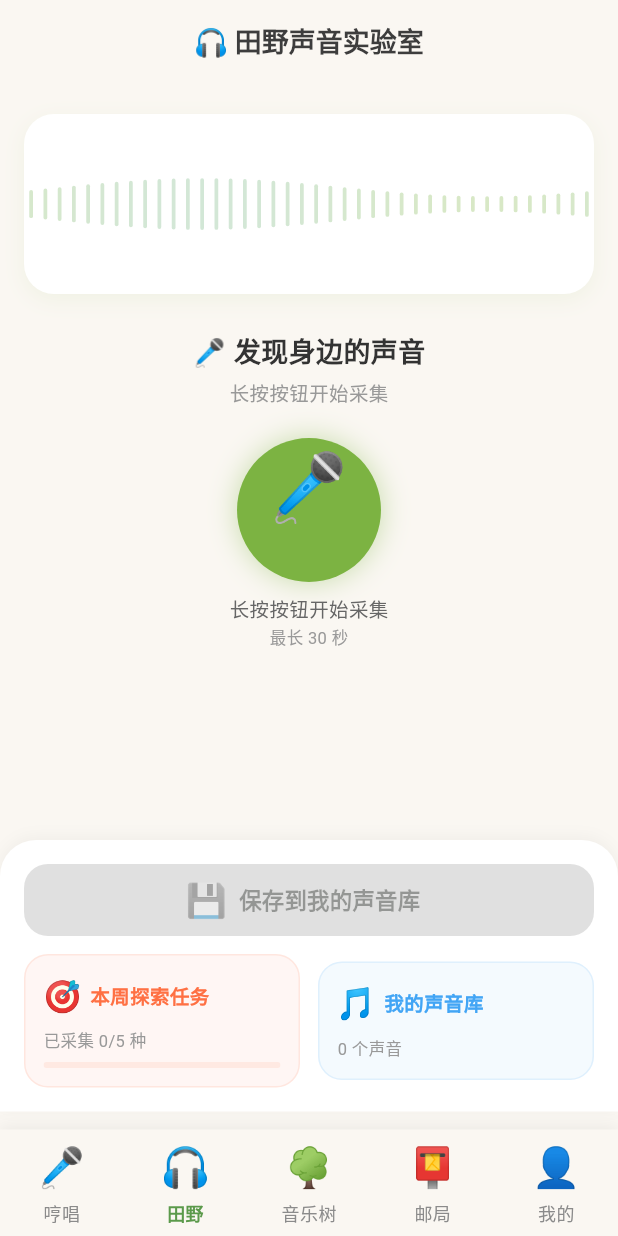
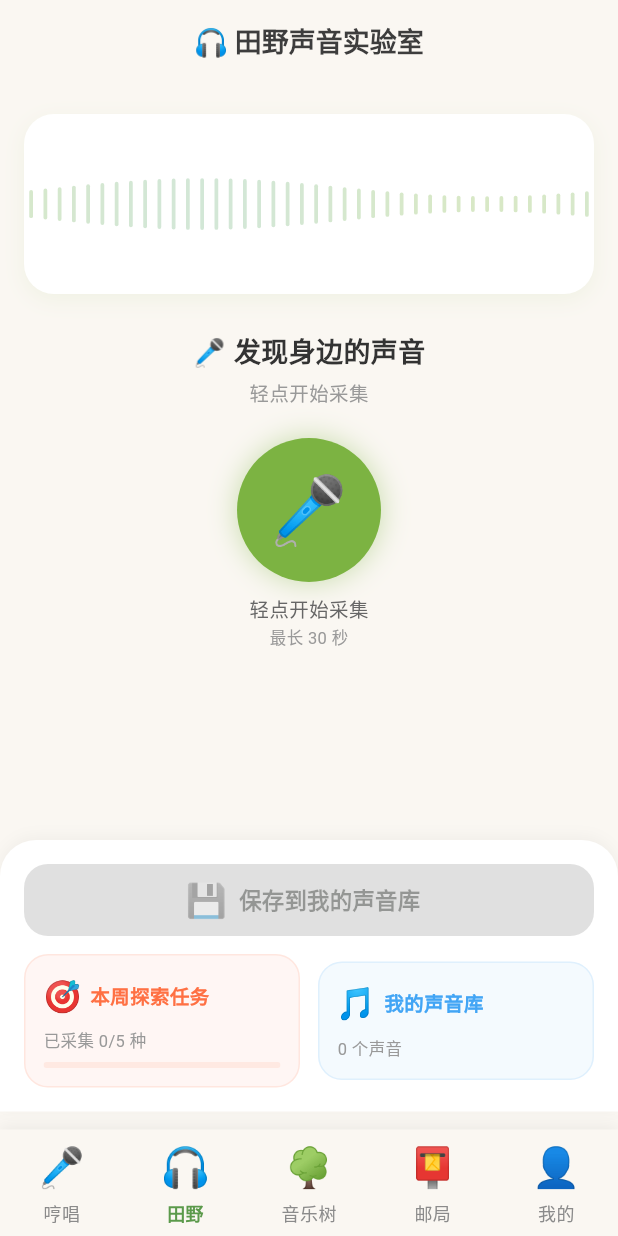
Before and after one commit to 7andy64/SingSprout, a Flutter app: the FieldSoundLabPage screen opened by its route, on a phone screen of 412 x 824 dp. Run offline on Flutter 3.47's test engine with Material 3 defaults, Android fonts, the phone set to English and light mode, and no system bars; our stand-ins replace audioplayers, flutter_animate, flutter_secure_storage, go_router, image_cropper, image_picker and 5 more; missing offline and left inert: encrypt, record, tflite_flutter; accounts and stored records are empty; network calls fail; statements that could not run were skipped.

Commit message:
fix: 田野界面录音按钮改为点击交互，文案优化，麦克风居中

```diff
--- a/sing_sprout/lib/features/field_sound_lab/widgets/recording_controls.dart
+++ b/sing_sprout/lib/features/field_sound_lab/widgets/recording_controls.dart
@@ -41,7 +41,7 @@ class RecordingControls extends StatelessWidget {
               // ── 操作提示文字 ──
               if (vm.isRecording)
                 const Text(
-                  '松开停止录音',
+                  '点击完成录音',
                   style: TextStyle(
                     fontSize: 13,
                     color: Color(0xFFEF5350),
@@ -52,7 +52,7 @@ class RecordingControls extends StatelessWidget {
                 Column(
                   children: [
                     Text(
-                      vm.hasPermission ? '长按按钮开始采集' : '点击按钮开启麦克风权限',
+                      vm.hasPermission ? '轻点开始采集' : '点击按钮开启麦克风权限',
                       style: const TextStyle(
                         fontSize: 13,
                         color: Color(0xFF666666),
@@ -85,24 +85,21 @@ class _RecordButton extends StatelessWidget {
   @override
   Widget build(BuildContext context) {
     return GestureDetector(
-      onLongPressStart: (_) async {
-        if (!vm.isRecording) {
+      onTap: () async {
+        if (vm.isRecording) {
+          vm.stopRecording();
+        } else {
           final error = await vm.startRecording();
           if (error == 'permission_denied') {
             onPermissionDenied?.call();
           }
         }
       },
-      onLongPressEnd: (_) {
-        if (vm.isRecording) vm.stopRecording();
-      },
-      onLongPressCancel: () {
-        if (vm.isRecording) vm.stopRecording();
-      },
       child: AnimatedContainer(
         duration: const Duration(milliseconds: 200),
         width: vm.isRecording ? 110 : 96,
         height: vm.isRecording ? 110 : 96,
+        alignment: Alignment.center,
         decoration: BoxDecoration(
           shape: BoxShape.circle,
           color: vm.isRecording
@@ -156,7 +153,7 @@ class _IdleHint extends StatelessWidget {
         ),
         const SizedBox(height: 4),
         Text(
-          vm.hasPermission ? '长按按钮开始采集' : '点击按钮开启麦克风权限',
+          vm.hasPermission ? '轻点开始采集' : '点击按钮开启麦克风权限',
           style: const TextStyle(fontSize: 13, color: Color(0xFF999999)),
         ),
       ],
```
